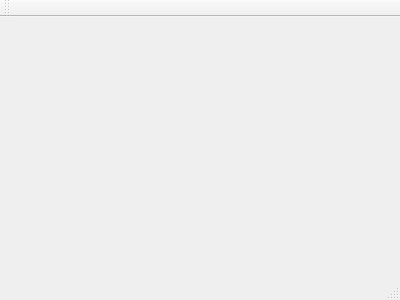
Before: the Qt Designer form settings.ui in liquidbrains/QTimeTrack, drawn with Qt 5.
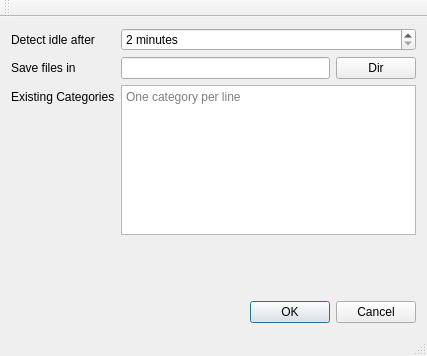
After: the same form once the commit is applied.

Commit message:
Now actually able to detect idle time.  Now to do something with it.
It gets more and more complex!

```diff
--- a/settings.ui
+++ b/settings.ui
@@ -1,24 +1,135 @@
 <ui version="4.0">
  <class>Settings</class>
- <widget class="QMainWindow" name="Settings" >
-  <property name="geometry" >
+ <widget class="QMainWindow" name="Settings">
+  <property name="geometry">
    <rect>
     <x>0</x>
     <y>0</y>
-    <width>400</width>
-    <height>300</height>
+    <width>427</width>
+    <height>356</height>
    </rect>
   </property>
   <property name="windowTitle" >
    <string>Settings</string>
   </property>
-  <widget class="QMenuBar" name="menuBar" />
-  <widget class="QToolBar" name="mainToolBar" />
-  <widget class="QWidget" name="centralWidget" />
-  <widget class="QStatusBar" name="statusBar" />
+  <widget class="QWidget" name="centralWidget">
+   <layout class="QVBoxLayout" name="verticalLayout">
+    <item>
+     <layout class="QFormLayout" name="formLayout">
+      <item row="0" column="0">
+       <widget class="QLabel" name="label">
+        <property name="text">
+         <string>Detect idle after</string>
+        </property>
+       </widget>
+      </item>
+      <item row="0" column="1">
+       <widget class="QSpinBox" name="spnIdleTimeout">
+        <property name="suffix">
+         <string> minutes</string>
+        </property>
+        <property name="minimum">
+         <number>2</number>
+        </property>
+       </widget>
+      </item>
+      <item row="1" column="0">
+       <widget class="QLabel" name="label_2">
+        <property name="text">
+         <string>Save files in</string>
+        </property>
+       </widget>
+      </item>
+      <item row="1" column="1">
+       <layout class="QHBoxLayout" name="horizontalLayout_2">
+        <item>
+         <widget class="QLineEdit" name="txtDirectory"/>
+        </item>
+        <item>
+         <widget class="QPushButton" name="btnDirectorySelect">
+          <property name="text">
+           <string>Dir</string>
+          </property>
+         </widget>
+        </item>
+       </layout>
+      </item>
+      <item row="2" column="0">
+       <widget class="QLabel" name="label_3">
+        <property name="text">
+         <string>Existing Categories</string>
+        </property>
+       </widget>
+      </item>
+      <item row="2" column="1">
+       <widget class="QTextEdit" name="txtCategories">
+        <property name="placeholderText">
+         <string>One category per line</string>
+        </property>
+       </widget>
+      </item>
+     </layout>
+    </item>
+    <item>
+     <spacer name="verticalSpacer">
+      <property name="orientation">
+       <enum>Qt::Vertical</enum>
+      </property>
+      <property name="sizeHint" stdset="0">
+       <size>
+        <width>20</width>
+        <height>102</height>
+       </size>
+      </property>
+     </spacer>
+    </item>
+    <item>
+     <layout class="QHBoxLayout" name="horizontalLayout">
+      <item>
+       <spacer name="horizontalSpacer">
+        <property name="orientation">
+         <enum>Qt::Horizontal</enum>
+        </property>
+        <property name="sizeHint" stdset="0">
+         <size>
+          <width>40</width>
+          <height>20</height>
+         </size>
+        </property>
+       </spacer>
+      </item>
+      <item>
+       <widget class="QDialogButtonBox" name="btnCancel">
+        <property name="standardButtons">
+         <set>QDialogButtonBox::Cancel|QDialogButtonBox::Ok</set>
+        </property>
+       </widget>
+      </item>
+     </layout>
+    </item>
+   </layout>
+  </widget>
+  <widget class="QMenuBar" name="menuBar">
+   <property name="geometry">
+    <rect>
+     <x>0</x>
+     <y>0</y>
+     <width>427</width>
+     <height>22</height>
+    </rect>
+   </property>
+  </widget>
+  <widget class="QToolBar" name="mainToolBar">
+   <attribute name="toolBarArea">
+    <enum>TopToolBarArea</enum>
+   </attribute>
+   <attribute name="toolBarBreak">
+    <bool>false</bool>
+   </attribute>
+  </widget>
+  <widget class="QStatusBar" name="statusBar"/>
  </widget>
- <layoutDefault spacing="6" margin="11" />
- <pixmapfunction></pixmapfunction>
+ <layoutdefault spacing="6" margin="11"/>
  <resources/>
  <connections/>
 </ui>
```
Left out of the diff: 3 changed lines with no effect on the pictures. The commit also changes 4 other files.
